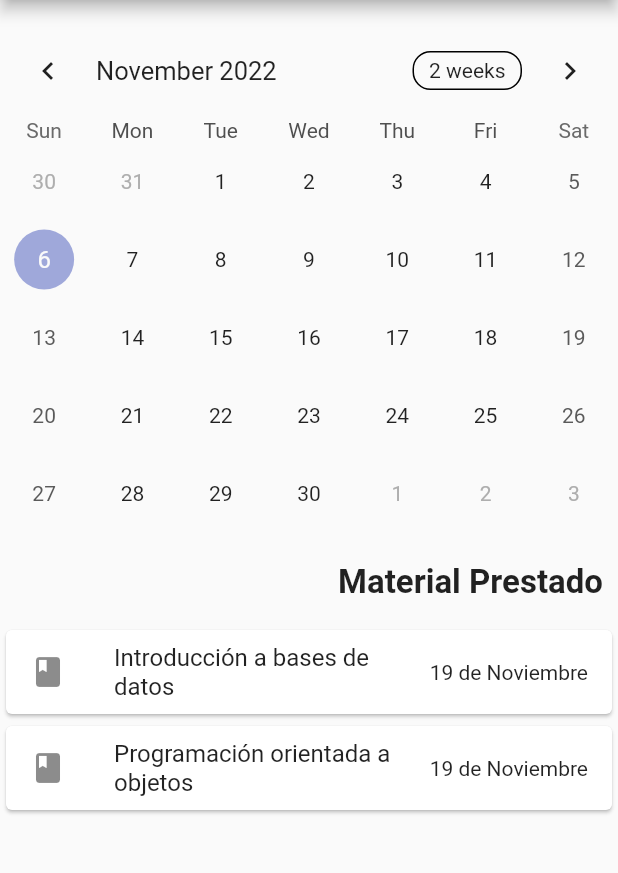
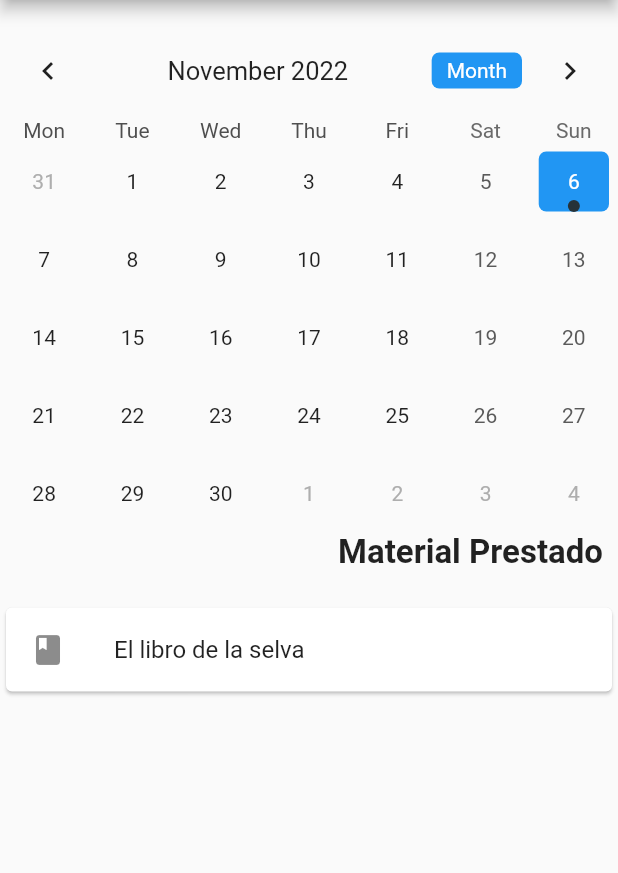
Before and after one commit to Chipes12/iteso_library_project, a Flutter app: the Calendario screen opened directly, on a phone screen of 412 x 824 dp, the part 84-957 px from its top. Run offline on Flutter 3.47's test engine with Material 2 defaults, Android fonts, the phone set to English and light mode, and no system bars; drawn by our look-alikes of table_calendar; our stand-ins replace bloc, equatable.

Commit message:
interactive calendar

```diff
--- a/lib/Widgets/drawer.dart
+++ b/lib/Widgets/drawer.dart
@@ -1,5 +1,5 @@
 import 'package:flutter/material.dart';
-import 'package:iteso_library_project/pages/calendario.dart';
+import 'package:iteso_library_project/pages/Calendar/calendario.dart';
 import 'package:iteso_library_project/pages/favoritos.dart';
 import 'package:iteso_library_project/pages/historial.dart';
 import 'package:iteso_library_project/pages/Search/search_page.dart';
--- /dev/null
+++ b/lib/pages/Calendar/calendario.dart
@@ -0,0 +1,150 @@
+import 'package:flutter/material.dart';
+import 'package:iteso_library_project/Widgets/drawer.dart';
+import 'package:iteso_library_project/pages/Calendar/material_return.dart';
+import 'package:table_calendar/table_calendar.dart';
+import 'package:intl/intl.dart';
+
+class Calendario extends StatefulWidget {
+  const Calendario({super.key});
+
+  @override
+  State<Calendario> createState() => _CalendarioState();
+}
+
+class _CalendarioState extends State<Calendario> {
+  Map<dynamic, List<MaterialReturn>> selectedMaterial = {
+    DateFormat('yyyy-MM-dd').format(DateTime.now()): [
+      MaterialReturn(
+        title: "El libro de la selva",
+        isABook: true,
+      )
+    ]
+  };
+  DateTime _selectedDay = DateTime.now();
+  DateTime _focusedDay = DateTime.now();
+  CalendarFormat _format = CalendarFormat.month;
+
+  List<MaterialReturn> _getMaterialsfromDay(DateTime date) {
+    return selectedMaterial[DateFormat('yyyy-MM-dd').format(date)] ?? [];
+  }
+
+  @override
+  Widget build(BuildContext context) {
+    return Scaffold(
+      appBar: AppBar(
+          title: Text(
+        "Calendario",
+        style: TextStyle(fontSize: 20),
+      )),
+      drawer: DrawerNav(),
+      body: Container(
+        child: Column(
+          mainAxisSize: MainAxisSize.min,
+          children: [
+            SizedBox(height: 15),
+            Column(
+              children: [
+                TableCalendar(
+                  firstDay: DateTime(1990),
+                  lastDay: DateTime(2030),
+                  focusedDay: DateTime.now(),
+                  currentDay: DateTime.now(),
+                  startingDayOfWeek: StartingDayOfWeek.monday,
+                  daysOfWeekVisible: true,
+                  eventLoader: _getMaterialsfromDay,
+                  selectedDayPredicate: (day) {
+                    return isSameDay(_selectedDay, day);
+                  },
+                  onDaySelected: (selectedDay, focusedDay) {
+                    setState(() {
+                      _selectedDay = selectedDay;
+                      _focusedDay = focusedDay;
+                      print(_getMaterialsfromDay(_selectedDay));
+                    });
+                  },
+                  calendarFormat: _format,
+                  onFormatChanged: (format) {
+                    setState(() {
+                      _format = format;
+                    });
+                  },
+                  onPageChanged: (focusedDay) {
+                    _focusedDay = focusedDay;
+                  },
+                  calendarStyle: CalendarStyle(
+                    isTodayHighlighted: true,
+                    selectedDecoration: BoxDecoration(
+                      color: Colors.blue,
+                      shape: BoxShape.rectangle,
+                      borderRadius: BorderRadius.circular(5.0),
+                    ),
+                    selectedTextStyle: TextStyle(color: Colors.white),
+                    todayDecoration: BoxDecoration(
+                      color: Colors.indigoAccent,
+                      shape: BoxShape.rectangle,
+                      borderRadius: BorderRadius.circular(5.0),
+                    ),
+                    defaultDecoration: BoxDecoration(
+                      shape: BoxShape.rectangle,
+                      borderRadius: BorderRadius.circular(5.0),
+                    ),
+                    weekendDecoration: BoxDecoration(
+                      shape: BoxShape.rectangle,
+                      borderRadius: BorderRadius.circular(5.0),
+                    ),
+                  ),
+                  headerStyle: HeaderStyle(
+                    formatButtonVisible: true,
+                    titleCentered: true,
+                    formatButtonShowsNext: false,
+                    formatButtonDecoration: BoxDecoration(
+                      color: Colors.blue,
+                      borderRadius: BorderRadius.circular(5.0),
+                    ),
+                    formatButtonTextStyle: TextStyle(
+                      color: Colors.white,
+                    ),
+                  ),
+                ),
+                Row(
+                  children: [
+                    SizedBox(
+                      height: 15,
+                    ),
+                    Expanded(child: SizedBox(width: 4)),
+                    Text(
+                      "Material Prestado",
+                      style:
+                          TextStyle(fontWeight: FontWeight.bold, fontSize: 22),
+                    ),
+                    SizedBox(
+                      width: 10,
+                    )
+                  ],
+                ),
+                SizedBox(
+                  height: 20,
+                ),
+                Container(
+                    height: 200,
+                    child: ListView(
+                      children: [
+                        ..._getMaterialsfromDay(_selectedDay).map(
+                          (MaterialReturn mr) => Card(
+                            child: ListTile(
+                              leading:
+                                  Icon(mr.isABook ? Icons.book : Icons.movie),
+                              title: Text(mr.title),
+                            ),
+                          ),
+                        )
+                      ],
+                    )),
+              ],
+            ),
+          ],
+        ),
+      ),
+    );
+  }
+}
--- /dev/null
+++ b/lib/pages/Calendar/material_return.dart
@@ -0,0 +1,8 @@
+import 'package:flutter/foundation.dart';
+
+class MaterialReturn {
+  final String title;
+  final bool isABook;
+  MaterialReturn({required this.title, required this.isABook});
+  String toString() => this.title;
+}
--- a/lib/pages/calendario.dart
+++ /dev/null
@@ -1,103 +0,0 @@
-import 'package:flutter/material.dart';
-import 'package:iteso_library_project/Widgets/drawer.dart';
-import 'package:table_calendar/table_calendar.dart';
-
-class Calendario extends StatefulWidget {
-  const Calendario({super.key});
-
-  @override
-  State<Calendario> createState() => _CalendarioState();
-}
-
-class _CalendarioState extends State<Calendario> {
-  @override
-  Widget build(BuildContext context) {
-    return Scaffold(
-      appBar: AppBar(
-          title: Text(
-        "Calendario",
-        style: TextStyle(fontSize: 20),
-      )),
-      drawer: DrawerNav(),
-      body: Container(
-        child: Column(
-          mainAxisSize: MainAxisSize.min,
-          children: [
-            SizedBox(height: 15),
-            TableCalendar(
-              firstDay: DateTime(1990),
-              lastDay: DateTime(2030),
-              focusedDay: DateTime.now(),
-            ),
-            SizedBox(
-              height: 20,
-            ),
-            Row(
-              children: [
-                Expanded(child: SizedBox(width: 4)),
-                Text(
-                  "Material Prestado",
-                  style: TextStyle(fontWeight: FontWeight.bold, fontSize: 22),
-                ),
-                SizedBox(
-                  width: 10,
-                )
-              ],
-            ),
-            SizedBox(
-              height: 15,
-            ),
-            Container(
-              height: 200,
-              child: ListView(
-                children: [
-                  Card(
-                    child: ListTile(
-                      leading: Icon(Icons.book),
-                      title: Text("Introducción a bases de datos"),
-                      trailing: Text("19 de Noviembre"),
-                    ),
-                  ),
-                  Card(
-                    child: ListTile(
-                      leading: Icon(Icons.book),
-                      title: Text("Programación orientada a objetos"),
-                      trailing: Text("19 de Noviembre"),
-                    ),
-                  )
-                ],
-              ),
-            ),
-          ],
-        ),
-      ),
-    );
-  }
-}
-
-
-/*
-class Calendario extends StatelessWidget {
-  const Calendario({super.key});
-
-  @override
-  Widget build(BuildContext context) {
-    return Scaffold(
-      appBar: AppBar(
-          title: Text(
-        "Calendario",
-        style: TextStyle(fontSize: 20),
-      )),
-      drawer: DrawerNav(),
-      body: TableCalendar(
-        firstDay: DateTime(1990),
-        lastDay: DateTime(2030),
-        focusedDay: DateTime.now(),
-        selectedDayPredicate: (day) {
-          return isSameDay(_selectedDay, day);
-        },
-      ),
-    );
-  }
-}
-*/
```
Also changed, not shown: lib/pages/logIn/logIn.dart (+25 -6 lines).
